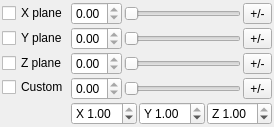
Old version of the form src/app/widget_clip_planes.ui in the repository fougue/mayo.
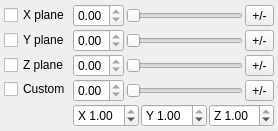
New version of the form.

The edit to the form file:
```diff
--- a/src/app/widget_clip_planes.ui
+++ b/src/app/widget_clip_planes.ui
@@ -6,8 +6,8 @@
    <rect>
     <x>0</x>
     <y>0</y>
-    <width>249</width>
-    <height>112</height>
+    <width>237</width>
+    <height>120</height>
    </rect>
   </property>
   <property name="windowTitle">
@@ -15,16 +15,16 @@
   </property>
   <layout class="QGridLayout" name="gridLayout_2">
    <property name="leftMargin">
-    <number>2</number>
+    <number>4</number>
    </property>
    <property name="topMargin">
-    <number>2</number>
+    <number>4</number>
    </property>
    <property name="rightMargin">
-    <number>2</number>
+    <number>4</number>
    </property>
    <property name="bottomMargin">
-    <number>2</number>
+    <number>4</number>
    </property>
    <property name="spacing">
     <number>2</number>
```
